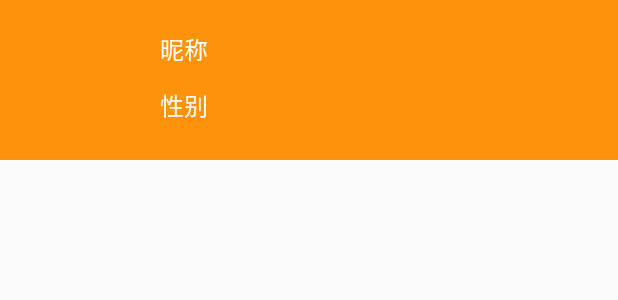
After one commit to StormKid/videoplugin, an Android app: the layout slide_title.xml on its own in the app's theme, with its tools: preview values and no code run, on a phone screen of 412 x 824 dp. The commit adds this screen. Shown: the top 300 px of the screen. Run offline under Robolectric (Android 15) with nearby library versions, the phone set to English and light mode, and no system bars.

Commit message:
修改库

```diff
--- a/app/src/main/java/com/stormkid/videoplugin/activity/MainActivity.kt
+++ b/app/src/main/java/com/stormkid/videoplugin/activity/MainActivity.kt
@@ -6,6 +6,7 @@ import android.support.v4.app.Fragment
 import android.text.Editable
 import android.text.TextUtils
 import android.text.TextWatcher
+import android.view.Gravity
 import com.google.gson.Gson
 import com.moudle.basetool.BaseActivity
 import com.moudle.basetool.net.MyNormalNetCallback
@@ -67,6 +68,10 @@ class MainActivity : BaseActivity() {
                 EventBus.getDefault().post(value,"search")
             }
         })
+
+        main_top.setLeftImgClickListener {
+            draw_layout.openDrawer(Gravity.START)
+        }
     }
 
     override fun onActivityResult(requestCode: Int, resultCode: Int, data: Intent?) {
--- /dev/null
+++ b/app/src/main/res/layout/slide_title.xml
@@ -0,0 +1,45 @@
+<?xml version="1.0" encoding="utf-8"?>
+<android.support.constraint.ConstraintLayout xmlns:android="http://schemas.android.com/apk/res/android"
+                                             android:layout_width="match_parent"
+                                             android:layout_height="match_parent"
+                                             >
+
+    <LinearLayout android:layout_width="match_parent"
+                  android:background="@color/color_main"
+                  android:gravity="center_vertical"
+                  android:id="@+id/slide_head"
+                  android:padding="@dimen/px_20"
+                  android:layout_height="wrap_content">
+
+        <ImageView android:layout_width="@dimen/px_120"
+                   android:id="@+id/people_img"
+                   android:layout_height="@dimen/px_120" />
+
+
+        <LinearLayout android:layout_width="0px"
+                      android:paddingLeft="@dimen/px_20"
+                      android:gravity="center_vertical"
+                      android:layout_weight="1"
+                      android:orientation="vertical"
+                      android:layout_height="match_parent">
+            <TextView android:layout_width="match_parent" android:layout_height="wrap_content"
+                      android:textSize="@dimen/px_24"
+                      android:id="@+id/nick_name"
+                      android:textColor="@android:color/white"
+                      android:text="昵称"
+            />
+            <TextView android:layout_width="match_parent" android:layout_height="wrap_content"
+                      android:textSize="@dimen/px_24"
+                      android:id="@+id/sex_category"
+                      android:layout_marginTop="@dimen/px_20"
+                      android:layout_marginBottom="@dimen/px_5"
+                      android:textColor="@android:color/white"
+                      android:text="性别"
+            />
+
+        </LinearLayout>
+
+    </LinearLayout>
+
+
+</android.support.constraint.ConstraintLayout>
--- a/ijkplayer/src/main/res/layout/adapter_media_quality.xml
+++ b/ijkplayer/src/main/res/layout/adapter_media_quality.xml
@@ -1,7 +1,7 @@
 <?xml version="1.0" encoding="utf-8"?>
 <FrameLayout xmlns:android="http://schemas.android.com/apk/res/android"
              android:layout_width="match_parent"
-             android:layout_height="match_parent">
+             android:layout_height="wrap_content">
 
     <TextView
         android:id="@+id/tv_media_quality"
--- a/ijkplayer/src/main/res/layout/layout_top_bar.xml
+++ b/ijkplayer/src/main/res/layout/layout_top_bar.xml
@@ -10,7 +10,7 @@
         android:background="@color/bg_video_view"
         android:gravity="center_vertical"
         android:orientation="horizontal"
-        android:visibility="gone">
+        android:visibility="visible">
 
         <ImageView
             android:id="@+id/iv_back"
```
Also changed, not shown: app/src/main/res/layout/activity_main.xml (+16 -2 lines), ijkplayer/src/main/res/values/styles.xml (+6 -6 lines).
